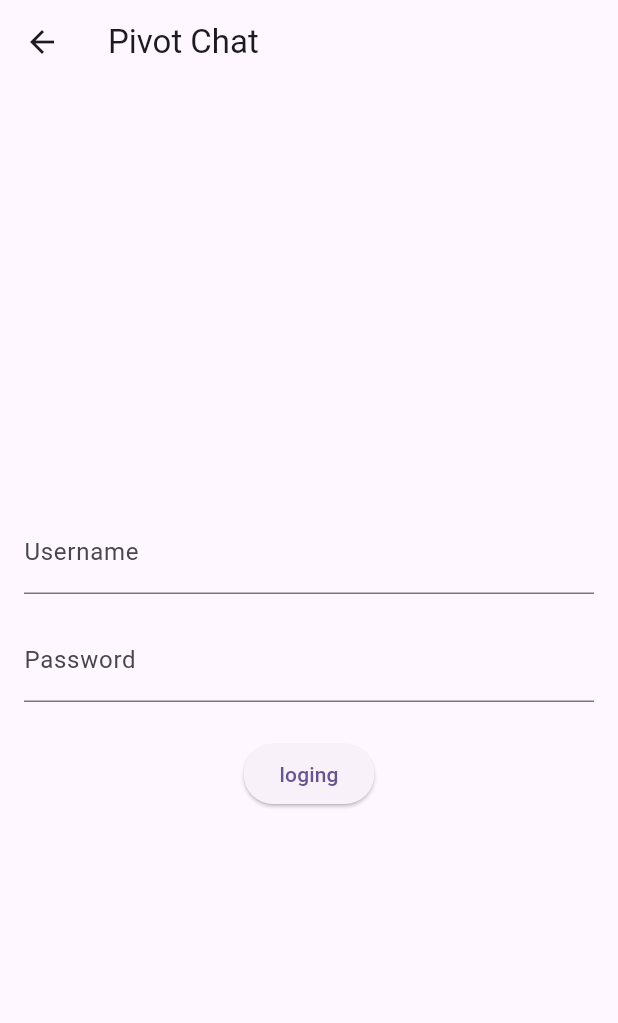
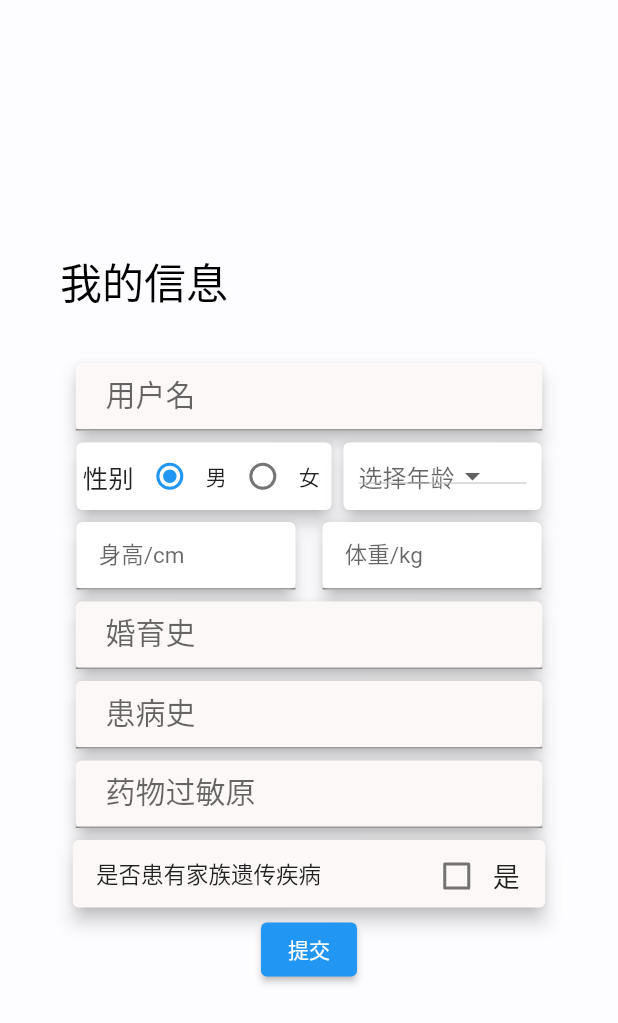
Before and after one commit to YanShuq1/project_ai_diagnose, a Flutter app: the LogingPage screen opened directly, on a phone screen of 412 x 824 dp. Shown: the top 1023 px of the screen. Run offline on Flutter 3.47's test engine with Material 2 defaults, Android fonts, the phone set to English and light mode, and no system bars; our stand-ins replace go_router.

```diff
--- a/lib/main.dart
+++ b/lib/main.dart
@@ -1,5 +1,6 @@
 import 'package:flutter/material.dart';
 import 'package:flutter/services.dart';
+import 'package:project_ai_diagnose/pages/login/login.dart';
 
 void main() {
   WidgetsFlutterBinding.ensureInitialized();
@@ -16,67 +17,62 @@
   @override
   Widget build(BuildContext context) {
     return MaterialApp(
-      title: 'Flutter Demo',
-      theme: ThemeData(
-        colorScheme: ColorScheme.fromSeed(seedColor: Colors.deepPurple),
-        useMaterial3: true,
-      ),
-      home: const MyHomePage(title: 'Flutter Demo Home Page'),
+      home: LogingPage(),
     );
   }
 }
 
-class MyHomePage extends StatefulWidget {
-  const MyHomePage({super.key, required this.title});
-
-
-  final String title;
-
-  @override
-  State<MyHomePage> createState() => _MyHomePageState();
-}
-
-class _MyHomePageState extends State<MyHomePage> {
-  int _counter = 0;
-
-  void _incrementCounter() {
-    setState(() {
-
-      _counter++;
-    });
-  }
-
-  @override
-  Widget build(BuildContext context) {
-
-    return Scaffold(
-      appBar: AppBar(
-
-        backgroundColor: Theme.of(context).colorScheme.inversePrimary,
-
-        title: Text(widget.title),
-      ),
-      body: Center(
-
-        child: Column(
-
-          mainAxisAlignment: MainAxisAlignment.center,
-          children: <Widget>[
-            const Text(
-              'You have pushed the button this many times:',
-            ),
-            Text(
-              '$_counter',
-              style: Theme.of(context).textTheme.headlineMedium,
-            ),
-          ],
-        ),
-      ),
-      floatingActionButton: FloatingActionButton(
-        onPressed: _incrementCounter,
-        tooltip: 'Increment',
-        child: const Icon(Icons.add),
-      ), // This trailing comma makes auto-formatting nicer for build methods.
-    );
-  }
-}
+// class MyHomePage extends StatefulWidget {
+//   const MyHomePage({super.key, required this.title});
+//
+//
+//   final String title;
+//
+//   @override
+//   State<MyHomePage> createState() => _MyHomePageState();
+// }
+//
+// class _MyHomePageState extends State<MyHomePage> {
+//   int _counter = 0;
+//
+//   void _incrementCounter() {
+//     setState(() {
+//
+//       _counter++;
+//     });
+//   }
+//
+//   @override
+//   Widget build(BuildContext context) {
+//
+//     return Scaffold(
+//       appBar: AppBar(
+//
+//         backgroundColor: Theme.of(context).colorScheme.inversePrimary,
+//
+//         title: Text(widget.title),
+//       ),
+//       body: Center(
+//
+//         child: Column(
+//
+//           mainAxisAlignment: MainAxisAlignment.center,
+//           children: <Widget>[
+//             const Text(
+//               'You have pushed the button this many times:',
+//             ),
+//             Text(
+//               '$_counter',
+//               style: Theme.of(context).textTheme.headlineMedium,
+//             ),
+//           ],
+//         ),
+//       ),
+//       floatingActionButton: FloatingActionButton(
+//         onPressed: _incrementCounter,
+//         tooltip: 'Increment',
+//         child: const Icon(Icons.add),
+//       ), // This trailing comma makes auto-formatting nicer for build methods.
+//     );
+//   }
+// }
--- a/lib/pages/login/login.dart
+++ b/lib/pages/login/login.dart
@@ -1,44 +1,216 @@
 import 'package:flutter/material.dart';
-import 'package:go_router/go_router.dart';
-// import 'package:flutter_bloc/flutter_bloc.dart';
-// import 'package:pivot_chat/pages/login/pc_login_bloc.dart';
+import 'package:project_ai_diagnose/widgets/gender_radio_button.dart';
+import 'package:project_ai_diagnose/widgets/single_check_box.dart';
 
-class LogingPage extends StatelessWidget {
+
+class LogingPage extends StatefulWidget {
+  @override
+  _LogingPageState createState() => _LogingPageState();
+}
+
+class _LogingPageState extends State<LogingPage> {
+  String? selectedGender ; // 默认性别
+  String? selectedAge; // 选中的年龄
+
+  List<String> ageList = List.generate(151, (int index) => '$index');
+
   @override
   Widget build(BuildContext context) {
     return Scaffold(
-      appBar: AppBar(
-        title: Text('Pivot Chat'),
-      ),
+      backgroundColor: Color(0xFDFDFDFF),
       body: Center(
         child: Column(
           mainAxisAlignment: MainAxisAlignment.center,
+          crossAxisAlignment: CrossAxisAlignment.center,
           children: [
+            Row(
+              children: [
+                SizedBox(
+                  width: 40,
+                ),
+                Text(
+                  "我的信息",
+                  style: TextStyle(fontSize: 28, color: Colors.black),
+                ),
+              ],
+            ),
+            SizedBox(
+              height: 30,
+            ),
             // 账号输入框
             Padding(
               padding: EdgeInsets.symmetric(horizontal: 16),
-              child: TextField(
-                decoration: InputDecoration(
-                  labelText: 'Username',
+              child: Card(
+                elevation: 5,
+                color: Color(0xFFFDF8F8),
+                shadowColor: Colors.black,
+                child: Container(
+                  height: 45,
+                  width: 311,
+                  child: TextField(
+                    decoration: InputDecoration(
+                      labelText: '    用户名',
+                      labelStyle: TextStyle(fontSize: 20),
+                    ),
+                  ),
                 ),
               ),
             ),
-            SizedBox(height: 16),
-            // 密码输入框
+            // 性别单选按钮
+            Wrap(
+              children: [Card(
+                elevation: 5,
+                child: Container(
+                  width: 170,
+                  height: 45,
+                  child: GenderRadioButtons(),
+                  ),
+                ),
+
+
+            // 年龄选择框
+                Card(
+                elevation: 5,
+                child: Container(
+                  width: 132,
+                  height: 45,
+                  padding: EdgeInsets.all(10),
+                  child: DropdownButton<String>(
+                    value: selectedAge,
+                    onChanged: (String? newValue) {
+                      setState(() {
+                        selectedAge = newValue;
+                      });
+                    },
+                    items: ageList.map((String age) {
+                      return DropdownMenuItem<String>(
+                        value: age,
+                        child: Text(age),
+                      );
+                    }).toList(),
+                    hint: Text('选择年龄'),
+                  ),
+                ),
+              ),
+            ],),
+            Wrap(
+              spacing: 10, // 间距
+              children: [
+                Card(
+                  elevation: 5,
+                  child: Container(
+                    width: 146,
+                    height: 45,
+                    child: TextField(
+                      decoration: InputDecoration(
+                        labelText: '    身高/cm',
+                        labelStyle: TextStyle(fontSize: 15),
+                      ),
+                    ),
+                  ),
+                ),
+                Card(
+                  elevation: 5,
+                  child: Container(
+                    width: 146,
+                    height: 45,
+                    child: TextField(
+                      decoration: InputDecoration(
+                        labelText: '    体重/kg',
+                        labelStyle: TextStyle(fontSize: 15),
+                      ),
+                    ),
+                  ),
+                ),
+              ],
+            ),
             Padding(
               padding: EdgeInsets.symmetric(horizontal: 16),
-              child: TextField(
-                obscureText: true,
-                decoration: InputDecoration(
-                  labelText: 'Password',
+              child: Card(
+                elevation: 5,
+                color: Color(0xFFFDF8F8),
+                shadowColor: Colors.black,
+                child: Container(
+                  height: 45,
+                  width: 311,
+                  child: TextField(
+                    decoration: InputDecoration(
+                      labelText: '    婚育史',
+                      labelStyle: TextStyle(fontSize: 20),
+                    ),
+                  ),
                 ),
               ),
             ),
-            SizedBox(height: 24),
+            Padding(
+              padding: EdgeInsets.symmetric(horizontal: 16),
+              child: Card(
+                elevation: 5,
+                color: Color(0xFFFDF8F8),
+                shadowColor: Colors.black,
+                child: Container(
+                  height: 45,
+                  width: 311,
+                  child: TextField(
+                    decoration: InputDecoration(
+                      labelText: '    患病史',
+                      labelStyle: TextStyle(fontSize: 20),
+                    ),
+                  ),
+                ),
+              ),
+            ),
+            Padding(
+              padding: EdgeInsets.symmetric(horizontal: 16),
+              child: Card(
+                elevation: 5,
+                color: Color(0xFFFDF8F8),
+                shadowColor: Colors.black,
+                child: Container(
+                  height: 45,
+                  width: 311,
+                  child: TextField(
+                    decoration: InputDecoration(
+                      labelText: '    药物过敏原',
+                      labelStyle: TextStyle(fontSize: 20),
+                    ),
+                  ),
+                ),
+              ),
+            ),
+            Card(
+              elevation: 5,
+              color: Color(0xFFFDF8F8),
+              shadowColor: Colors.black,
+              child: Wrap(
+                children: [
+                  Container(
+                    height: 45,
+                    width: 170,
+                    alignment: Alignment.center,
+                    child: Text("   是否患有家族遗传疾病",
+                      style: TextStyle(
+                      fontSize: 15,
+                    ),
+              ),
+                  ),
+                 SizedBox(width: 45,),
+                 Container(
+                   height: 30,
+                     width: 100,
+                     alignment: Alignment.center,
+                     child: SingleCheckbox()
+                 ),
+                ],
+              ),
+            ),
             // 登录按钮
             ElevatedButton(
-              onPressed: () => context.go("/home"),
-              child: Text("loging"),
+              onPressed: () {
+                // 在这里执行导航操作，使用Navigator.push等方式
+                Navigator.pushNamed(context, "/home");
+              },
+              child: Text("提交"),
             ),
           ],
         ),
--- /dev/null
+++ b/lib/widgets/gender_radio_button.dart
@@ -0,0 +1,42 @@
+import 'package:flutter/material.dart';
+
+class GenderRadioButtons extends StatefulWidget {
+  @override
+  _GenderRadioButtonsState createState() => _GenderRadioButtonsState();
+}
+
+class _GenderRadioButtonsState extends State<GenderRadioButtons> {
+  String selectedGender = '男';
+
+  @override
+  Widget build(BuildContext context) {
+    return Row(
+      children: [
+        Text(
+          " 性别",
+          style: TextStyle(fontSize: 17),
+        ),
+        Radio(
+          value: '男',
+          groupValue: selectedGender,
+          onChanged: (value) {
+            setState(() {
+              selectedGender = value!;
+            });
+          },
+        ),
+        Text('男'),
+        Radio(
+          value: '女',
+          groupValue: selectedGender,
+          onChanged: (value) {
+            setState(() {
+              selectedGender = value!;
+            });
+          },
+        ),
+        Text('女'),
+      ],
+    );
+  }
+}
--- /dev/null
+++ b/lib/widgets/single_check_box.dart
@@ -0,0 +1,32 @@
+import 'package:flutter/material.dart';
+
+class SingleCheckbox extends StatefulWidget {
+  @override
+  _SingleCheckboxState createState() => _SingleCheckboxState();
+}
+
+class _SingleCheckboxState extends State<SingleCheckbox> {
+  bool isChecked = false; // 默认复选框未选中
+
+  @override
+  Widget build(BuildContext context) {
+    return Wrap(
+      alignment: WrapAlignment.center,
+      crossAxisAlignment: WrapCrossAlignment.center,
+      children: [
+        Checkbox(
+        value: isChecked,
+        onChanged: (bool? newValue) {
+          setState(() {
+            isChecked = newValue!;
+          });
+        },
+      ),
+        Text("是",
+          style: TextStyle(
+              fontSize: 18,
+          ),
+        ),],
+        );
+}
+}
```
